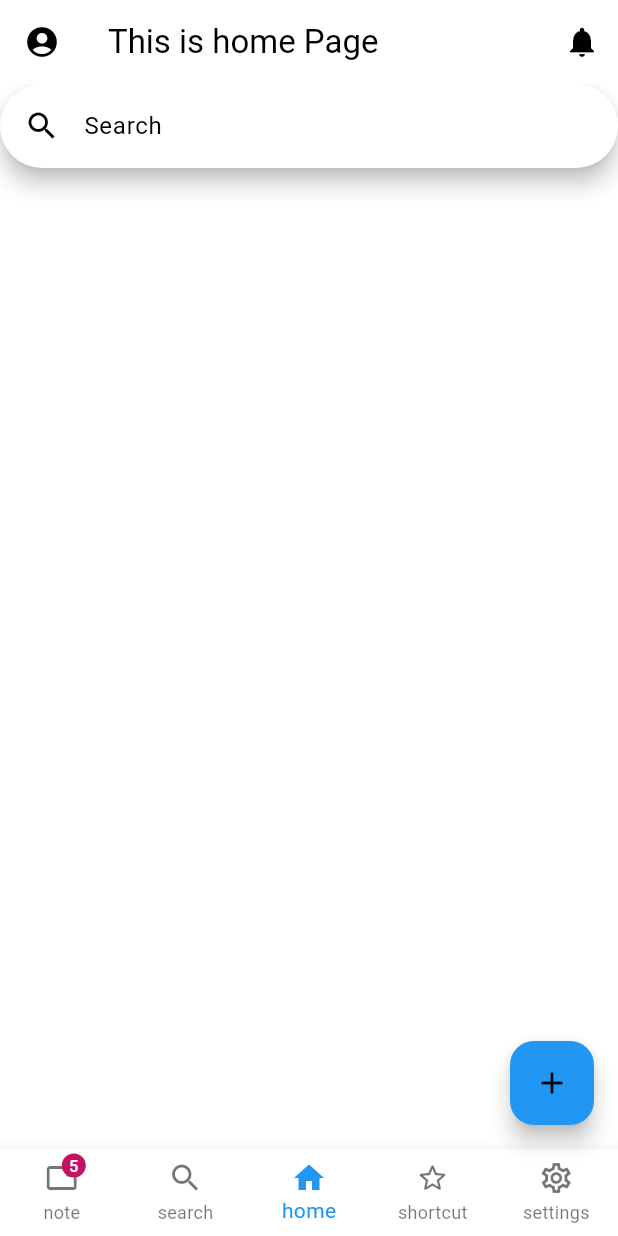
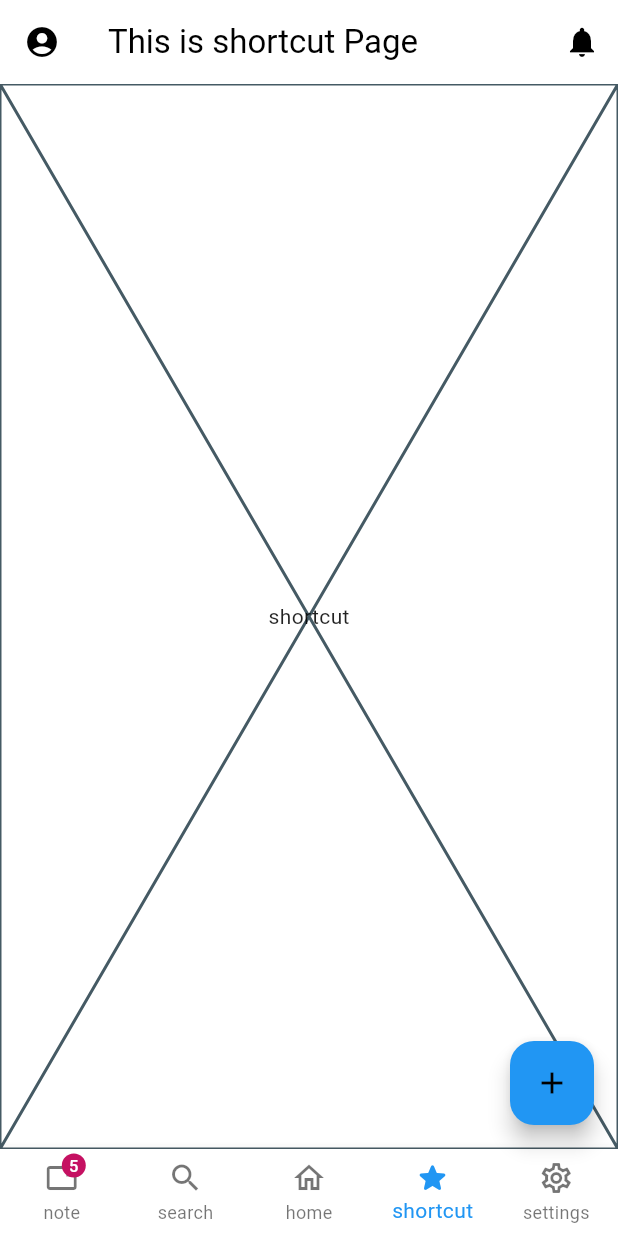
Before and after one commit to my-ice-box/my_ice_box, a Flutter app: the screen it shows after launch, on a phone screen of 412 x 824 dp. Run offline on Flutter 3.47's test engine with Material 3 defaults, Android fonts, the phone set to English and light mode, and no system bars; our stand-ins replace supabase_flutter; accounts and stored records are empty.

Commit message:
test some search widget

```diff
--- a/lib/main.dart
+++ b/lib/main.dart
@@ -2,6 +2,7 @@ import 'package:flutter/material.dart';
 import 'package:my_ice_box/pages/home.dart';
 import 'package:my_ice_box/pages/profile.dart';
 import 'package:my_ice_box/pages/search.dart';
+import 'package:my_ice_box/widgets/text_placeholder.dart';
 import 'package:provider/provider.dart';
 import 'package:supabase_flutter/supabase_flutter.dart';
 
@@ -62,19 +63,20 @@ class MainPage extends StatefulWidget {
 }
 
 class _MainPageState extends State<MainPage> {
-  var currentPageIndex = 2;
+  var currentPageIndex = 3;
 
   var numNote = 5;
 
   @override
   Widget build(BuildContext context) {
-    final pageName = [
-      'note',
-      'search',
-      'home',
-      'shortcut',
-      'settings'
-    ][currentPageIndex];
+    const pages = [
+      {'name':  '   note', 'widget': TextPlaceholder(text: 'note')},
+      {'name':   'search', 'widget': SearchPage()},
+      {'name':     'home', 'widget': HomePage()},
+      {'name': 'shortcut', 'widget': TextPlaceholder(text: 'shortcut')},
+      {'name': 'settings', 'widget': TextPlaceholder(text: 'settings')},
+    ];
+    final page = pages[currentPageIndex];
 
     return Scaffold(
       appBar: AppBar(
@@ -90,7 +92,7 @@ class _MainPageState extends State<MainPage> {
             );
           }
         ),
-        title: Text('This is $pageName Page'),
+        title: Text('This is ${page['name'] as String} Page'),
         actions: [
           IconButton(
             icon: const Icon(Icons.notifications),
@@ -106,26 +108,23 @@ class _MainPageState extends State<MainPage> {
           ),
         ],
       ),
-      body: <Widget>[
-        const Placeholder(
-          child: Center(
-            child: Text('note doesn\'t exist')
-          ),
-        ),
-        const HomePage(),
-        const SearchPage(),
-        const Placeholder(),
-        const Placeholder(),
-      ][currentPageIndex],
+      body: page['widget'] as Widget,
       floatingActionButton: FloatingActionButton(
         onPressed: (){},
         tooltip: 'This is action button',
         child: const Icon(Icons.add),
       ),
       bottomNavigationBar: BottomNavigationBar(
-        onTap: (tappedIndex) => setState(() {
-          currentPageIndex = tappedIndex;
-        }),
+        onTap: (tappedIndex) {
+          setState(() { currentPageIndex = tappedIndex; });
+
+          if(tappedIndex == 1) {
+            showSearch(
+              context: context,
+              delegate: DataSearch()
+            );
+          }
+        },
         currentIndex: currentPageIndex,
         type: BottomNavigationBarType.fixed,
         items: [
--- /dev/null
+++ b/lib/widgets/text_placeholder.dart
@@ -0,0 +1,19 @@
+import 'package:flutter/material.dart';
+
+class TextPlaceholder extends StatelessWidget {
+  final String text;
+
+  const TextPlaceholder({
+    super.key,
+    required this.text
+  });
+
+  @override
+  Widget build(BuildContext context) {
+    return Placeholder(
+      child: Center(
+        child: Text(text)
+      ),
+    );
+  }
+}
```
Also changed, not shown: lib/pages/search.dart (+117 -4 lines).
